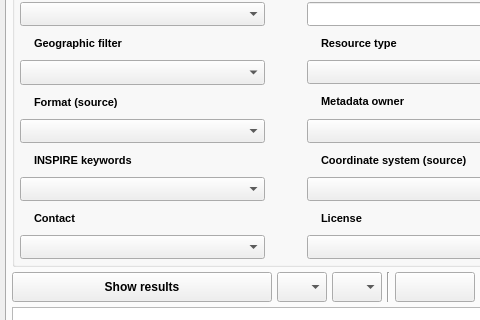
Qt form ui/isogeo_dockwidget_base.ui (isogeo/isogeo-plugin-qgis) before a commit; both pictures show x 0 to 480 and y 127 to 447 of the 572 by 900 pixel window.
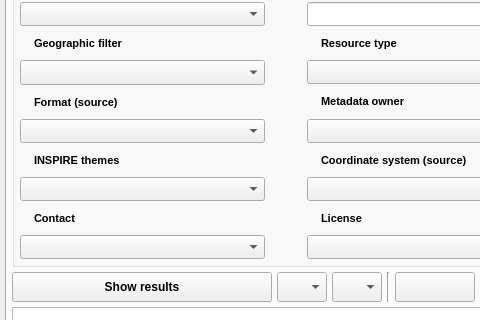
The same form after that commit. Icons and pictures are not drawn. Custom widgets are drawn as their Qt base class.

Diff of the .ui file:
```diff
--- a/ui/isogeo_dockwidget_base.ui
+++ b/ui/isogeo_dockwidget_base.ui
@@ -96,6 +96,15 @@
            </color>
           </brush>
          </colorrole>
+         <colorrole role="PlaceholderText">
+          <brush brushstyle="NoBrush">
+           <color alpha="128">
+            <red>0</red>
+            <green>0</green>
+            <blue>0</blue>
+           </color>
+          </brush>
+         </colorrole>
         </active>
         <inactive>
          <colorrole role="WindowText">
@@ -116,6 +125,15 @@
            </color>
           </brush>
          </colorrole>
+         <colorrole role="PlaceholderText">
+          <brush brushstyle="NoBrush">
+           <color alpha="128">
+            <red>0</red>
+            <green>0</green>
+            <blue>0</blue>
+           </color>
+          </brush>
+         </colorrole>
         </inactive>
         <disabled>
          <colorrole role="WindowText">
@@ -136,6 +154,15 @@
            </color>
           </brush>
          </colorrole>
+         <colorrole role="PlaceholderText">
+          <brush brushstyle="NoBrush">
+           <color alpha="128">
+            <red>0</red>
+            <green>0</green>
+            <blue>0</blue>
+           </color>
+          </brush>
+         </colorrole>
         </disabled>
        </palette>
       </property>
@@ -209,7 +236,7 @@
            </font>
           </property>
           <property name="styleSheet">
-           <string notr="true">QgsCollapsibleGroupBoxBasic::title, QgsCollapsibleGroupBox::title {  subcontrol-origin: margin;  subcontrol-position: top left;  margin-left: 5px;  margin-right: 5px;  left: 0px;  top: 1px;}QgsCollapsibleGroupBoxBasic::title, QgsCollapsibleGroupBox::title {  subcontrol-origin: margin;  subcontrol-position: top left;  margin-left: 20px;  margin-right: 5px;  left: 0px;  top: 1px;}QgsCollapsibleGroupBoxBasic::title, QgsCollapsibleGroupBox::title {  subcontrol-origin: margin;  subcontrol-position: top left;  margin-left: 20px;  margin-right: 5px;  left: 0px;  top: 1px;}QgsCollapsibleGroupBoxBasic::title, QgsCollapsibleGroupBox::title {  subcontrol-origin: margin;  subcontrol-position: top left;  margin-left: 20px;  margin-right: 5px;  left: 0px;  top: 1px;}QgsCollapsibleGroupBoxBasic::title, QgsCollapsibleGroupBox::title {  subcontrol-origin: margin;  subcontrol-position: top left;  margin-left: 20px;  margin-right: 5px;  left: 0px;  top: 1px;}QgsCollapsibleGroupBoxBasic::title, QgsCollapsibleGroupBox::title {  subcontrol-origin: margin;  subcontrol-position: top left;  margin-left: 20px;  margin-right: 5px;  left: 0px;  top: 1px;}QgsCollapsibleGroupBoxBasic::title, QgsCollapsibleGroupBox::title {  subcontrol-origin: margin;  subcontrol-position: top left;  margin-left: 20px;  margin-right: 5px;  left: 0px;  top: 1px;}QgsCollapsibleGroupBoxBasic::title, QgsCollapsibleGroupBox::title {  subcontrol-origin: margin;  subcontrol-position: top left;  margin-left: 20px;  margin-right: 5px;  left: 0px;  top: 1px;}QgsCollapsibleGroupBoxBasic::title, QgsCollapsibleGroupBox::title {  subcontrol-origin: margin;  subcontrol-position: top left;  margin-left: 20px;  margin-right: 5px;  left: 0px;  top: 1px;}QgsCollapsibleGroupBoxBasic::title, QgsCollapsibleGroupBox::title {  subcontrol-origin: margin;  subcontrol-position: top left;  margin-left: 20px;  margin-right: 5px;  left: 0px;  top: 1px;}QgsCollapsibleGroupBoxBasic::title, QgsCollapsibleGroupBox::title {  subcontrol-origin: margin;  subcontrol-position: top left;  margin-left: 20px;  margin-right: 5px;  left: 0px;  top: 1px;}QgsCollapsibleGroupBoxBasic::title, QgsCollapsibleGroupBox::title {  subcontrol-origin: margin;  subcontrol-position: top left;  margin-left: 20px;  margin-right: 5px;  left: 0px;  top: 1px;}QgsCollapsibleGroupBoxBasic::title, QgsCollapsibleGroupBox::title {  subcontrol-origin: margin;  subcontrol-position: top left;  margin-left: 20px;  margin-right: 5px;  left: 0px;  top: 1px;}QgsCollapsibleGroupBoxBasic::title, QgsCollapsibleGroupBox::title {  subcontrol-origin: margin;  subcontrol-position: top left;  margin-left: 20px;  margin-right: 5px;  left: 0px;  top: 1px;}</string>
+           <string notr="true">QgsCollapsibleGroupBoxBasic::title, QgsCollapsibleGroupBox::title {  subcontrol-origin: margin;  subcontrol-position: top left;  margin-left: 5px;  margin-right: 5px;  left: 0px;  top: 1px;}QgsCollapsibleGroupBoxBasic::title, QgsCollapsibleGroupBox::title {  subcontrol-origin: margin;  subcontrol-position: top left;  margin-left: 20px;  margin-right: 5px;  left: 0px;  top: 1px;}QgsCollapsibleGroupBoxBasic::title, QgsCollapsibleGroupBox::title {  subcontrol-origin: margin;  subcontrol-position: top left;  margin-left: 20px;  margin-right: 5px;  left: 0px;  top: 1px;}QgsCollapsibleGroupBoxBasic::title, QgsCollapsibleGroupBox::title {  subcontrol-origin: margin;  subcontrol-position: top left;  margin-left: 20px;  margin-right: 5px;  left: 0px;  top: 1px;}QgsCollapsibleGroupBoxBasic::title, QgsCollapsibleGroupBox::title {  subcontrol-origin: margin;  subcontrol-position: top left;  margin-left: 20px;  margin-right: 5px;  left: 0px;  top: 1px;}QgsCollapsibleGroupBoxBasic::title, QgsCollapsibleGroupBox::title {  subcontrol-origin: margin;  subcontrol-position: top left;  margin-left: 20px;  margin-right: 5px;  left: 0px;  top: 1px;}QgsCollapsibleGroupBoxBasic::title, QgsCollapsibleGroupBox::title {  subcontrol-origin: margin;  subcontrol-position: top left;  margin-left: 20px;  margin-right: 5px;  left: 0px;  top: 1px;}QgsCollapsibleGroupBoxBasic::title, QgsCollapsibleGroupBox::title {  subcontrol-origin: margin;  subcontrol-position: top left;  margin-left: 20px;  margin-right: 5px;  left: 0px;  top: 1px;}QgsCollapsibleGroupBoxBasic::title, QgsCollapsibleGroupBox::title {  subcontrol-origin: margin;  subcontrol-position: top left;  margin-left: 20px;  margin-right: 5px;  left: 0px;  top: 1px;}QgsCollapsibleGroupBoxBasic::title, QgsCollapsibleGroupBox::title {  subcontrol-origin: margin;  subcontrol-position: top left;  margin-left: 20px;  margin-right: 5px;  left: 0px;  top: 1px;}QgsCollapsibleGroupBoxBasic::title, QgsCollapsibleGroupBox::title {  subcontrol-origin: margin;  subcontrol-position: top left;  margin-left: 20px;  margin-right: 5px;  left: 0px;  top: 1px;}QgsCollapsibleGroupBoxBasic::title, QgsCollapsibleGroupBox::title {  subcontrol-origin: margin;  subcontrol-position: top left;  margin-left: 20px;  margin-right: 5px;  left: 0px;  top: 1px;}QgsCollapsibleGroupBoxBasic::title, QgsCollapsibleGroupBox::title {  subcontrol-origin: margin;  subcontrol-position: top left;  margin-left: 20px;  margin-right: 5px;  left: 0px;  top: 1px;}QgsCollapsibleGroupBoxBasic::title, QgsCollapsibleGroupBox::title {  subcontrol-origin: margin;  subcontrol-position: top left;  margin-left: 20px;  margin-right: 5px;  left: 0px;  top: 1px;}QgsCollapsibleGroupBoxBasic::title, QgsCollapsibleGroupBox::title {  subcontrol-origin: margin;  subcontrol-position: top left;  margin-left: 20px;  margin-right: 5px;  left: 0px;  top: 2px;}</string>
           </property>
           <property name="title">
            <string>Advanced search</string>
@@ -604,7 +631,7 @@
                         </font>
                        </property>
                        <property name="text">
-                        <string>INSPIRE keywords</string>
+                        <string>INSPIRE themes</string>
                        </property>
                       </widget>
                      </item>
```
Left out of the diff: 34 changed lines with no effect on the pictures.
